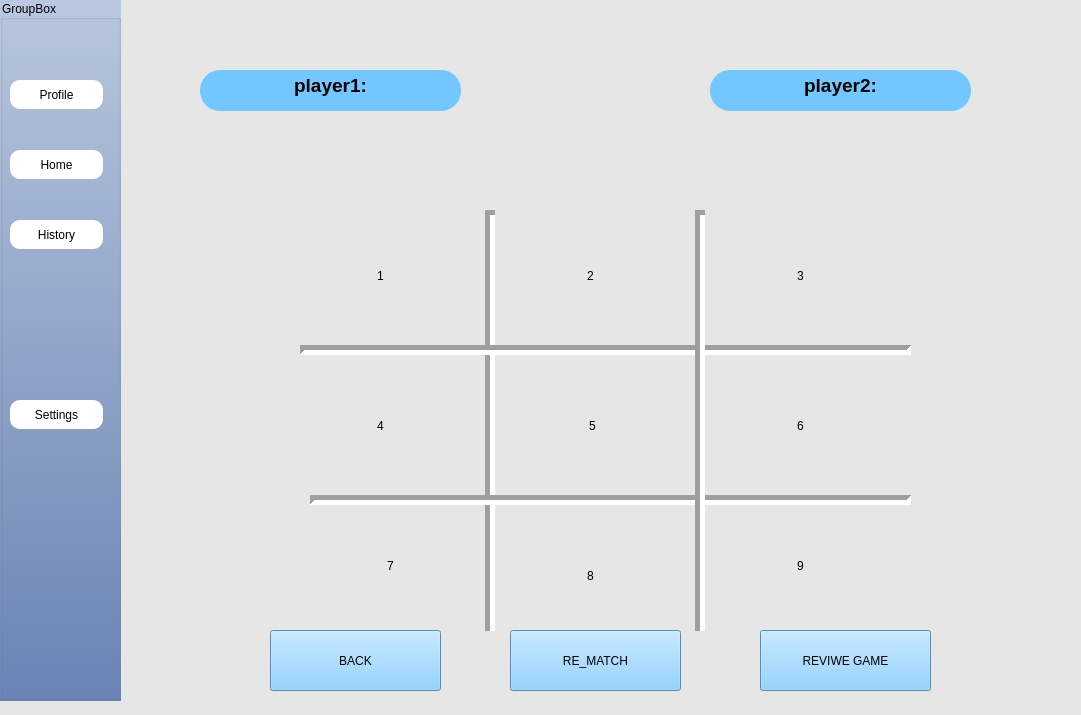
ameerlouly/TicTacToe_Embedded2027, file login/secdialog.ui: the form before one commit.
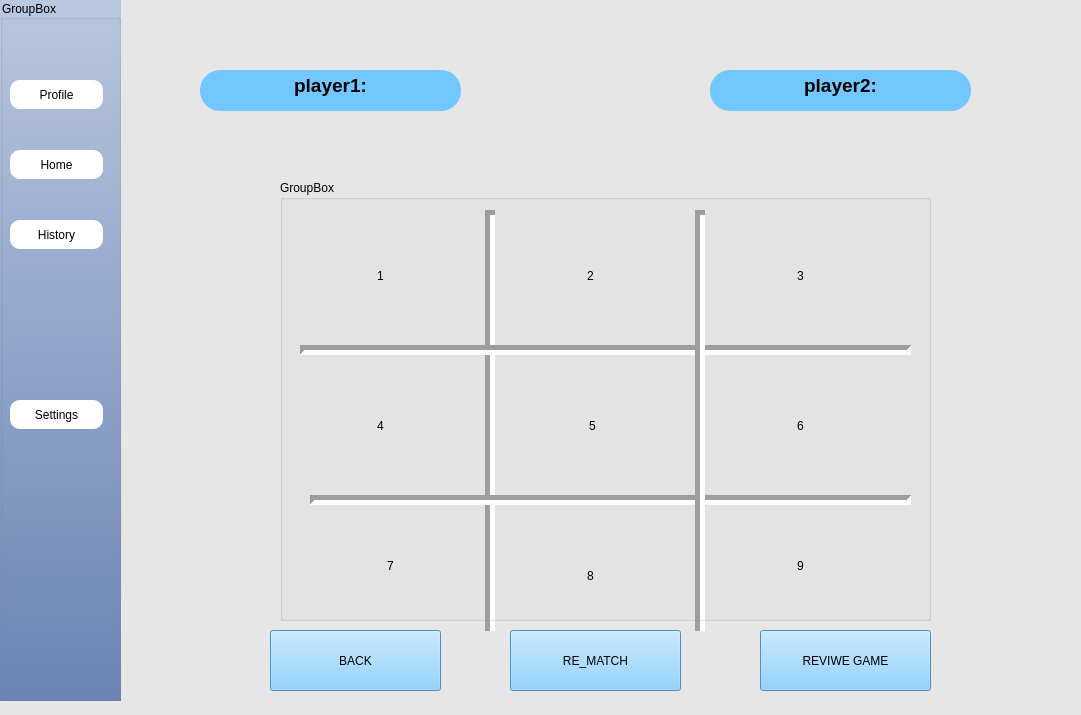
The form after the commit. The open tabs and pages were chosen to show the change.

The edit to the form file:
```diff
--- a/login/secdialog.ui
+++ b/login/secdialog.ui
@@ -838,6 +838,19 @@
       <string>BACK</string>
      </property>
     </widget>
+    <widget class="QGroupBox" name="groupBox_2">
+     <property name="geometry">
+      <rect>
+       <x>160</x>
+       <y>170</y>
+       <width>651</width>
+       <height>441</height>
+      </rect>
+     </property>
+     <property name="title">
+      <string>GroupBox</string>
+     </property>
+    </widget>
    </widget>
   </widget>
  </widget>
```
Left out of the diff: 2 changed lines with no effect on the pictures.
